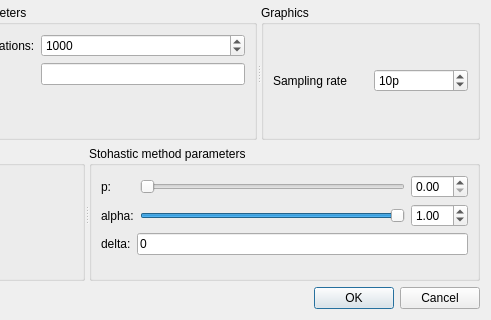
Above: settings.ui from NikitaKhromovSPBU/FunctionOptimizationGUI before the change; both pictures show x 373 to 864 and y 151 to 471 of the 864 by 471 pixel window. Below: the same form after it.
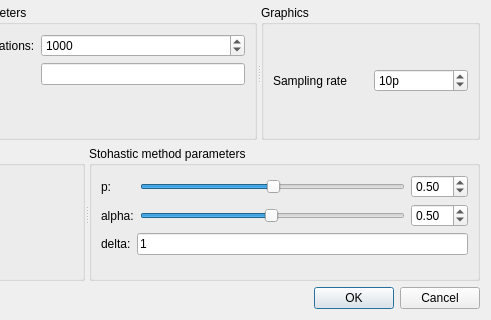
That is the form after the change.

```diff
--- a/settings.ui
+++ b/settings.ui
@@ -197,7 +197,7 @@
            <item row="1" column="2">
             <widget class="QDoubleSpinBox" name="alpha_spin">
              <property name="value">
-              <double>1.000000000000000</double>
+              <double>0.500000000000000</double>
              </property>
             </widget>
            </item>
@@ -206,6 +206,9 @@
              <property name="maximum">
               <number>99</number>
              </property>
+             <property name="value">
+              <number>50</number>
+             </property>
              <property name="orientation">
               <enum>Qt::Horizontal</enum>
              </property>
@@ -236,7 +239,7 @@
               <number>100</number>
              </property>
              <property name="value">
-              <number>100</number>
+              <number>50</number>
              </property>
              <property name="orientation">
               <enum>Qt::Horizontal</enum>
@@ -261,6 +264,9 @@
              <property name="singleStep">
               <double>0.010000000000000</double>
              </property>
+             <property name="value">
+              <double>0.500000000000000</double>
+             </property>
             </widget>
            </item>
           </layout>
@@ -280,7 +286,7 @@
            <item row="0" column="1">
             <widget class="QLineEdit" name="delta">
              <property name="text">
-              <string>0</string>
+              <string>1</string>
              </property>
             </widget>
            </item>
```
